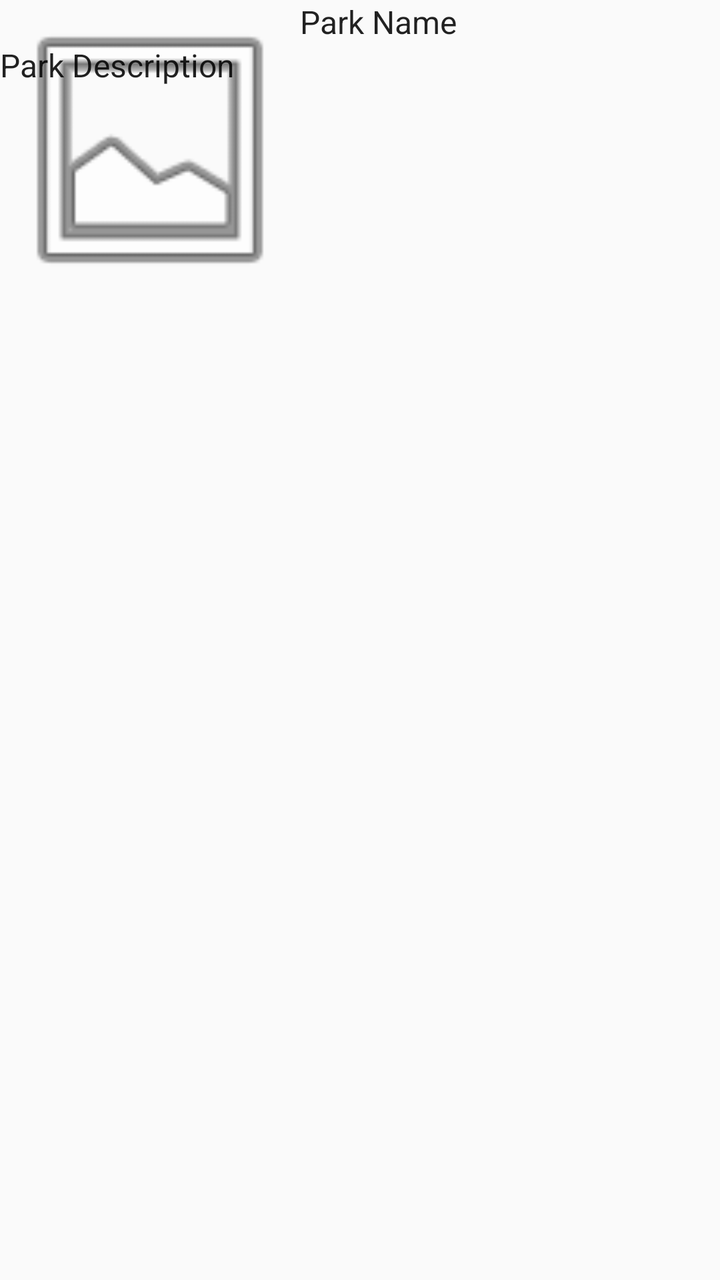
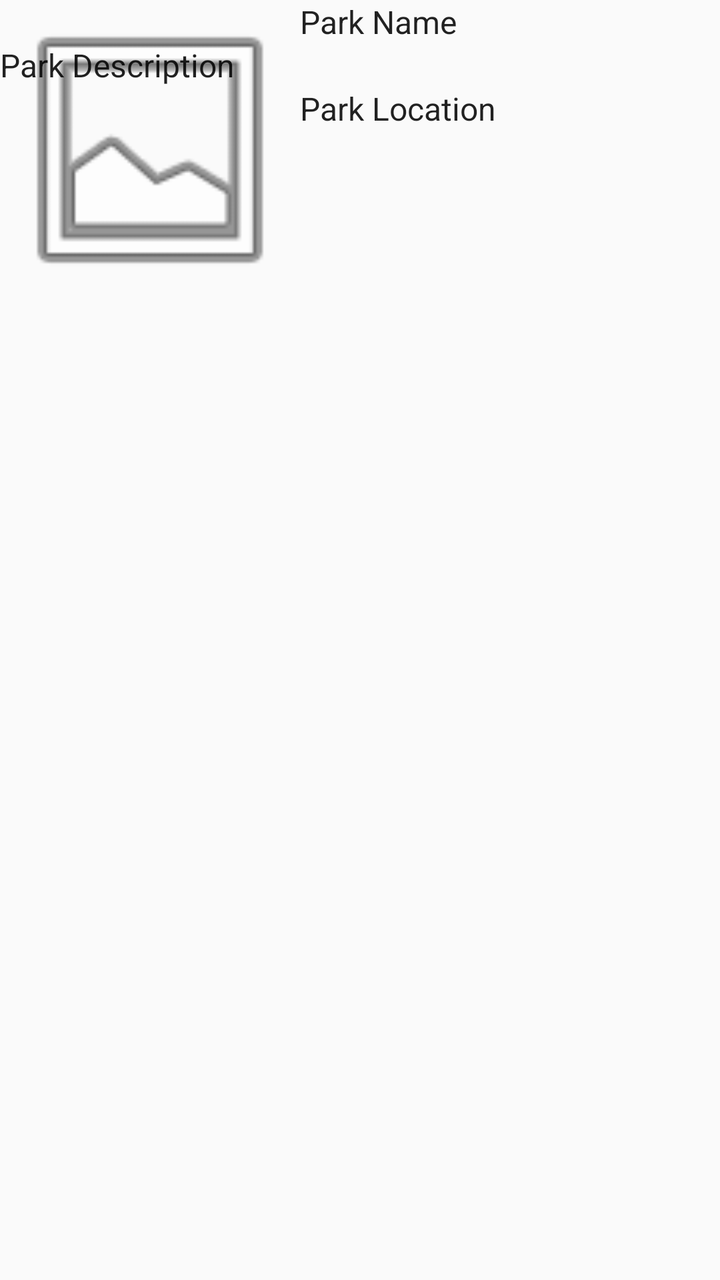

Compare the two renders of this Android layout. The source of the first and the diff that turns it into the second are given below.
<!-- AndroidManifest.xml: application theme AppTheme -->
<!-- res/layout/fragment_national_park.xml -->
<?xml version="1.0" encoding="utf-8"?>
<androidx.constraintlayout.widget.ConstraintLayout xmlns:android="http://schemas.android.com/apk/res/android"
    xmlns:app="http://schemas.android.com/apk/res-auto"
    xmlns:tools="http://schemas.android.com/tools"
    android:id="@+id/linearLayout"
    android:layout_width="match_parent"
    android:layout_height="wrap_content"
    android:layout_margin="6dp">

    <ImageView
        android:id="@+id/park_image"
        android:layout_width="150dp"
        android:layout_height="150dp"
        android:contentDescription="Park Image"
        app:layout_constraintTop_toTopOf="parent"
        app:layout_constraintStart_toStartOf="parent"
        app:srcCompat="@android:drawable/ic_menu_gallery" />

    
    <TextView
        android:id="@+id/park_name"
        android:text="Park Name"
        android:textAppearance="?attr/textAppearanceListItem"
        android:layout_width="wrap_content"
        android:layout_height="wrap_content"
        app:layout_constraintTop_toTopOf="parent"
        app:layout_constraintStart_toEndOf="@+id/park_image" />

    
    <TextView
        android:id="@+id/park_description"
        android:text="Park Description"
        android:textAppearance="?attr/textAppearanceListItem"
        android:layout_width="wrap_content"
        android:layout_height="wrap_content"
        app:layout_constraintTop_toBottomOf="@+id/park_name"
        app:layout_constraintStart_toStartOf="parent" />

    
    

</androidx.constraintlayout.widget.ConstraintLayout>
<!-- resources referenced by this layout -->
<resources>
  <style name="AppTheme" parent="Theme.AppCompat.Light.DarkActionBar">
          
          <item name="colorPrimary">@color/colorPrimary</item>
          <item name="colorPrimaryDark">@color/colorPrimaryDark</item>
          <item name="colorAccent">@color/colorAccent</item>
      </style>
  <color name="colorPrimary">#6200EE</color>
  <color name="colorPrimaryDark">#3700B3</color>
  <color name="colorAccent">#03DAC5</color>
</resources>

<!-- the commit's change to res/layout/fragment_national_park.xml (unified diff, before → after) -->
@@ -36,7 +36,13 @@
         app:layout_constraintTop_toBottomOf="@+id/park_name"
         app:layout_constraintStart_toStartOf="parent" />
 
-    
-    
+    <TextView
+        android:id="@+id/park_location"
+        android:text="Park Location"
+        android:textAppearance="?attr/textAppearanceListItem"
+        android:layout_width="wrap_content"
+        android:layout_height="wrap_content"
+        app:layout_constraintTop_toBottomOf="@id/park_description"
+        app:layout_constraintStart_toEndOf="@+id/park_image" />
 
 </androidx.constraintlayout.widget.ConstraintLayout>
